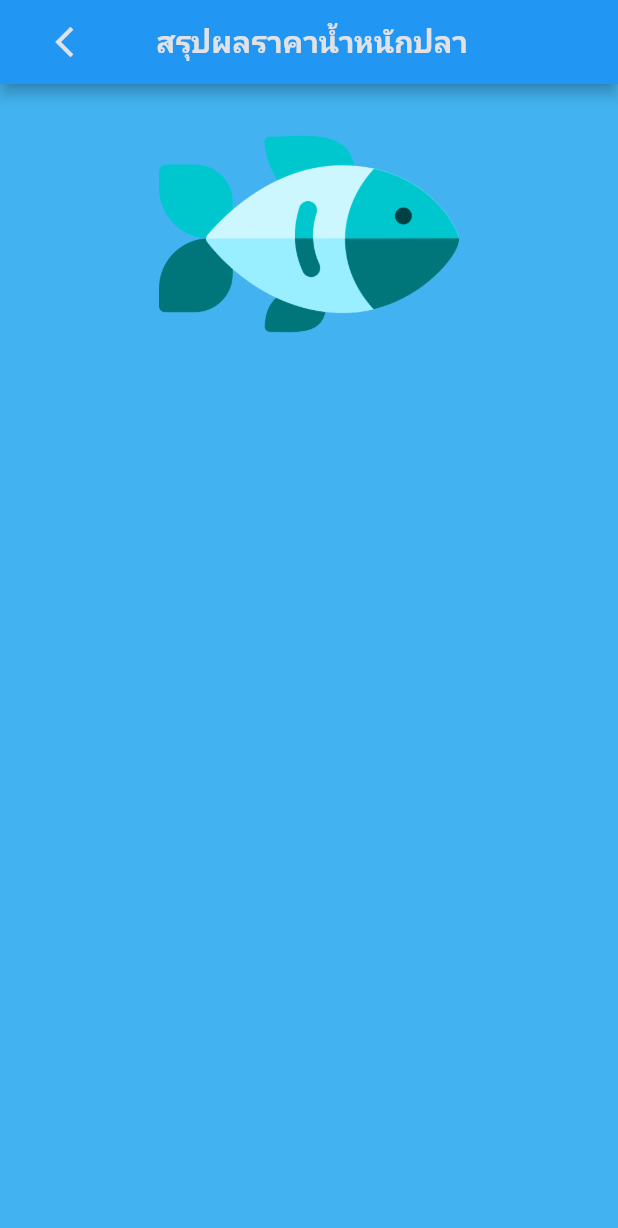
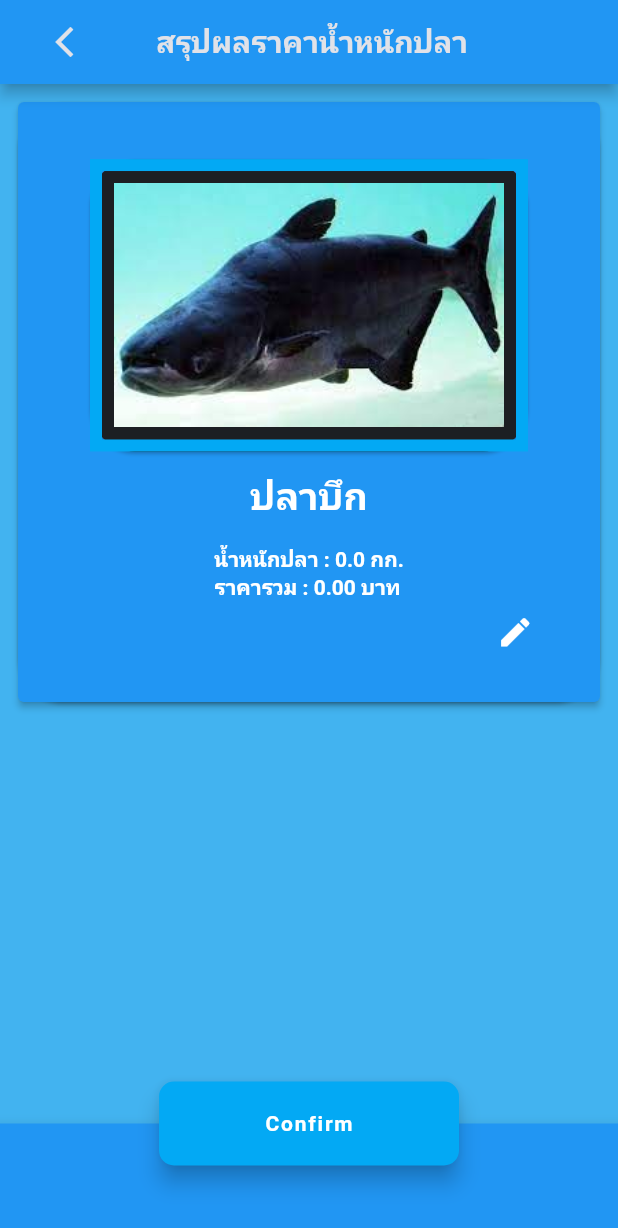
Before and after one commit to BossHunTerCoding/Sell-Fish-App-With-Flutter, a Flutter app: the CalPage screen opened directly, on a phone screen of 412 x 824 dp. Shown: the top 1228 px of the screen. Run offline on Flutter 3.47's test engine with Material 2 defaults, Android fonts, the phone set to English and light mode, and no system bars.

Commit message:
app demo finish

```diff
--- a/lib/main.dart
+++ b/lib/main.dart
@@ -79,17 +79,17 @@ class FishData {
     return pathImage;
   }
 
-  static double priceFish(var fish) {
+  static double priceFish(var fish, {double newprice = 0.0}) {
     double price = 0;
     switch (fish) {
       case 'ปลานิล':
         {
-          price = 80;
+          price = newprice == 0.0 ? 80 : newprice;
           break;
         }
       case 'ปลาบึก':
         {
-          price = 100;
+          price = newprice == 0.0 ? 100 : newprice;
           break;
         }
       default:
--- a/lib/pages/calpage.dart
+++ b/lib/pages/calpage.dart
@@ -1,9 +1,10 @@
 import 'package:flutter/material.dart';
+import 'package:sell_fish/main.dart';
 
 class CalPage extends StatefulWidget {
   const CalPage({super.key, required this.mapPrice, required this.mapMass});
-  final Map<String,double> mapPrice;
-  final Map<String,double> mapMass;
+  final Map<String, double> mapPrice;
+  final Map<String, double> mapMass;
 
   @override
   State<CalPage> createState() => _CalPageState();
@@ -12,9 +13,16 @@ class CalPage extends StatefulWidget {
 class _CalPageState extends State<CalPage> {
   @override
   Widget build(BuildContext context) {
+    List<String> nameFish = widget.mapMass.keys.toList();
+    List<double> massFish = widget.mapMass.values.toList();
+    List<double> priceFish = widget.mapPrice.values.toList();
     return Scaffold(
       appBar: setAppbar('สรุปผลราคาน้ำหนักปลา', true),
-      body: setBody(),
+      body: setBody(name: nameFish, mass: massFish, price: priceFish),
+      bottomNavigationBar: setBottomNavBar(),
+      floatingActionButton: setFloatingButton(),
+      floatingActionButtonLocation:
+          FloatingActionButtonLocation.miniCenterDocked,
     );
   }
 
@@ -45,47 +53,127 @@ class _CalPageState extends State<CalPage> {
     );
   }
 
-  Widget setBody() {
-    return SingleChildScrollView(
-      child: Center(
-        child: Column(
+  Widget setBody(
+      {required List name, required List mass, required List price}) {
+    for (int index = 0; index < mass.length; index++) {
+      if (mass[index] == 0.0) {
+        name.removeAt(index);
+        mass.removeAt(index);
+        price.removeAt(index);
+      }
+    }
+    return ListView.builder(
+        itemCount: mass.length,
+        itemBuilder: (context, index) {
+          print(mass);
+          return mass.isEmpty == true ? Column(
             mainAxisAlignment: MainAxisAlignment.center,
-          children: [
-            Image.asset(
-              'assets/fish_icon.png',
-              height: 200,
+            children: const [
+              Text('ไม่มีข้อมูลน้ำหนักปลา',
+              style: TextStyle(color: Colors.white,fontSize: 30,fontWeight: FontWeight.bold),)
+            ],
+          ) : fishShow(
+              title: name[index], kg: mass[index], bath: price[index]);
+        });
+  }
+
+  Widget setBottomNavBar() {
+    return BottomAppBar(
+      color: Colors.blue,
+      child: Container(
+        height: 75,
+      ),
+    );
+  }
+
+  Widget setFloatingButton() {
+    return SizedBox(
       width: 200,
+      child: FloatingActionButton(
+        hoverColor: Colors.blue,
+        backgroundColor: Colors.lightBlue,
+        onPressed: () {
+          setState(() {
+            Navigator.pop(context);
+          });
+        },
+        shape: RoundedRectangleBorder(
+          borderRadius: BorderRadius.circular(10.0),
         ),
-          ],
+        child: const FittedBox(
+          fit: BoxFit.fitWidth,
+          child: Text(
+            'Confirm',
+            style: TextStyle(fontWeight: FontWeight.bold, color: Colors.white),
+          ),
         ),
       ),
     );
   }
 
-  Padding fishShow(String title, double kg, double bath, Color color) {
+  Padding fishShow(
+      {required String title,
+      required double kg,
+      required double bath,
+      Color color = Colors.blue}) {
     return Padding(
       padding: const EdgeInsets.all(8.0),
       child: Card(
         color: color,
+        shape: RoundedRectangleBorder(borderRadius: BorderRadius.circular(30)),
+        child: ElevatedButton(
+          style: ButtonStyle(backgroundColor: MaterialStatePropertyAll(color)),
+          onPressed: () {
+            setState(() {
+              FishData.selectFish = title;
+              Navigator.pop(context);
+            });
+          },
           child: SizedBox(
             width: 300,
-          height: 200,
-          child: Column(mainAxisAlignment: MainAxisAlignment.center, children: [
-            Padding(
+            height: 400,
+            child:
+                Column(mainAxisAlignment: MainAxisAlignment.center, children: [
+              Card(
+                shape: RoundedRectangleBorder(
+                    borderRadius: BorderRadius.circular(30)),
+                child: Container(
+                  width: 300,
+                  decoration: BoxDecoration(
+                    border: Border.all(width: 8, color: Colors.lightBlue),
+                  ),
+                  child: Padding(
                     padding: const EdgeInsets.all(8.0),
-              child: Text(
-                title,
-                style: const TextStyle(fontWeight: FontWeight.bold),
+                    child: FittedBox(
+                        fit: BoxFit.fitWidth,
+                        child: Image.asset(FishData.imageFish(title))),
+                  ),
                 ),
               ),
               Padding(
                 padding: const EdgeInsets.all(8.0),
                 child: Text(
-                'น้ำหนักปลา : $kg กก.\nราคารวม : ${(kg * bath).toStringAsFixed(2)} บาท',
-                style: const TextStyle(fontWeight: FontWeight.bold),
+                  title,
+                  style: const TextStyle(
+                      fontWeight: FontWeight.bold,
+                      color: Colors.white,
+                      fontSize: 25),
                 ),
               ),
+              Padding(
+                padding: const EdgeInsets.all(8.0),
+                child: Text(
+                  'น้ำหนักปลา : $kg กก.\nราคารวม : ${(kg * FishData.priceFish(title, newprice: bath)).toStringAsFixed(2)} บาท',
+                  style: const TextStyle(
+                      fontWeight: FontWeight.bold, color: Colors.white),
+                ),
+              ),
+              const Align(
+                alignment: Alignment.bottomRight,
+                child: Icon(Icons.edit, color:Colors.white,size: 25,),
+              )
             ]),
+          ),
         ),
       ),
     );
--- a/lib/pages/homepage.dart
+++ b/lib/pages/homepage.dart
@@ -300,7 +300,9 @@ class _HomePageState extends State<HomePage> {
                     mapMass: FishData.valueFishMass
                         .map((key, value) => MapEntry(key, value)),
                   )),
-        );
+        ).then((value) {
+                setState(() {});
+              });
       },
     );
   }
```
Lines whose indentation alone changed are shown as unchanged.
